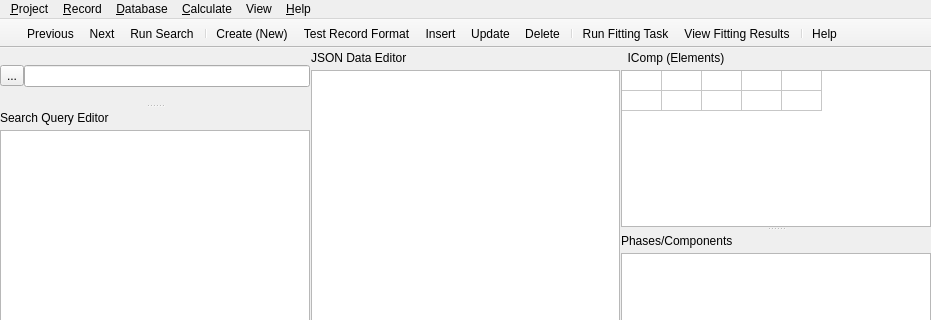
Old version of the form gfshell2/dialogs/FITMainWindow.ui in the repository gemshub/gemsfits; both pictures show x 0 to 931 and y 0 to 320 of the 931 by 670 pixel window.
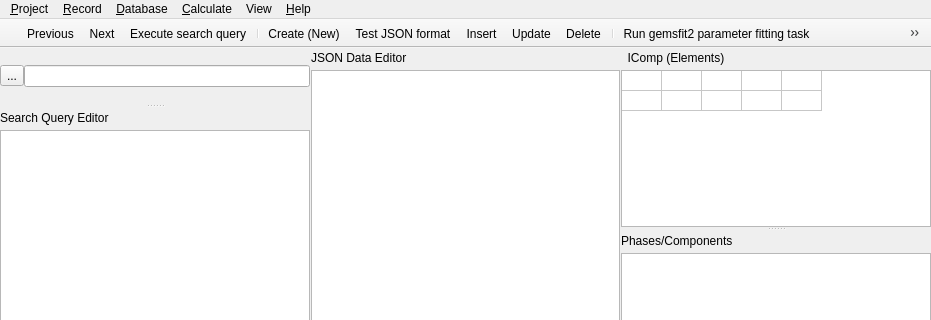
New version of the form. Icons and pictures are not drawn.

The edit to the form file:
```diff
--- a/gfshell2/dialogs/FITMainWindow.ui
+++ b/gfshell2/dialogs/FITMainWindow.ui
@@ -609,7 +609,7 @@
      <normaloff>:/menu/Icons/SelectDisplayRecordIcon.png</normaloff>:/menu/Icons/SelectDisplayRecordIcon.png</iconset>
    </property>
    <property name="text">
-    <string>Run &amp;Search</string>
+    <string>Execute &amp;search query</string>
    </property>
    <property name="toolTip">
     <string>Find</string>
@@ -657,7 +657,7 @@
      <normaloff>:/menu/Icons/CalculateBCCIcon.png</normaloff>:/menu/Icons/CalculateBCCIcon.png</iconset>
    </property>
    <property name="text">
-    <string>&amp;Test Record Format</string>
+    <string>&amp;Test JSON format</string>
    </property>
   </action>
   <action name="actionBackup_to_JSON">
@@ -706,7 +706,7 @@
      <normaloff>:/menu/Icons/CalculateRecordDataIcon.png</normaloff>:/menu/Icons/CalculateRecordDataIcon.png</iconset>
    </property>
    <property name="text">
-    <string>&amp;Run Fitting Task</string>
+    <string>&amp;Run gemsfit2 parameter fitting task</string>
    </property>
   </action>
   <action name="action_Show_Results">
@@ -715,7 +715,7 @@
      <normaloff>:/menu/Icons/ShowGEMResultsIcon.png</normaloff>:/menu/Icons/ShowGEMResultsIcon.png</iconset>
    </property>
    <property name="text">
-    <string>&amp;View Fitting Results... </string>
+    <string>&amp;View parameter optimization results... </string>
    </property>
   </action>
   <action name="action_Preferences">
@@ -733,7 +733,7 @@
      <normaloff>:/menu/Icons/ShowHelpWindowIcon.png</normaloff>:/menu/Icons/ShowHelpWindowIcon.png</iconset>
    </property>
    <property name="text">
-    <string>Help</string>
+    <string>Help - About GEMSFITS</string>
    </property>
   </action>
   <action name="actionAbout">
```
Left out of the diff: 48 changed lines with no effect on the pictures.
